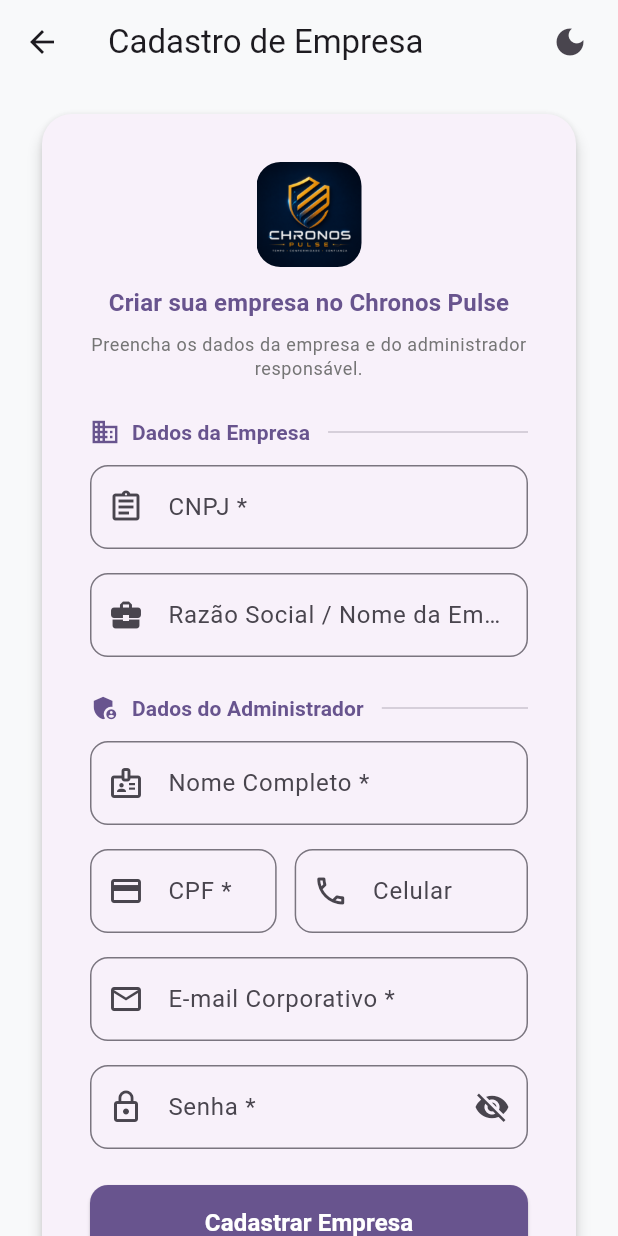
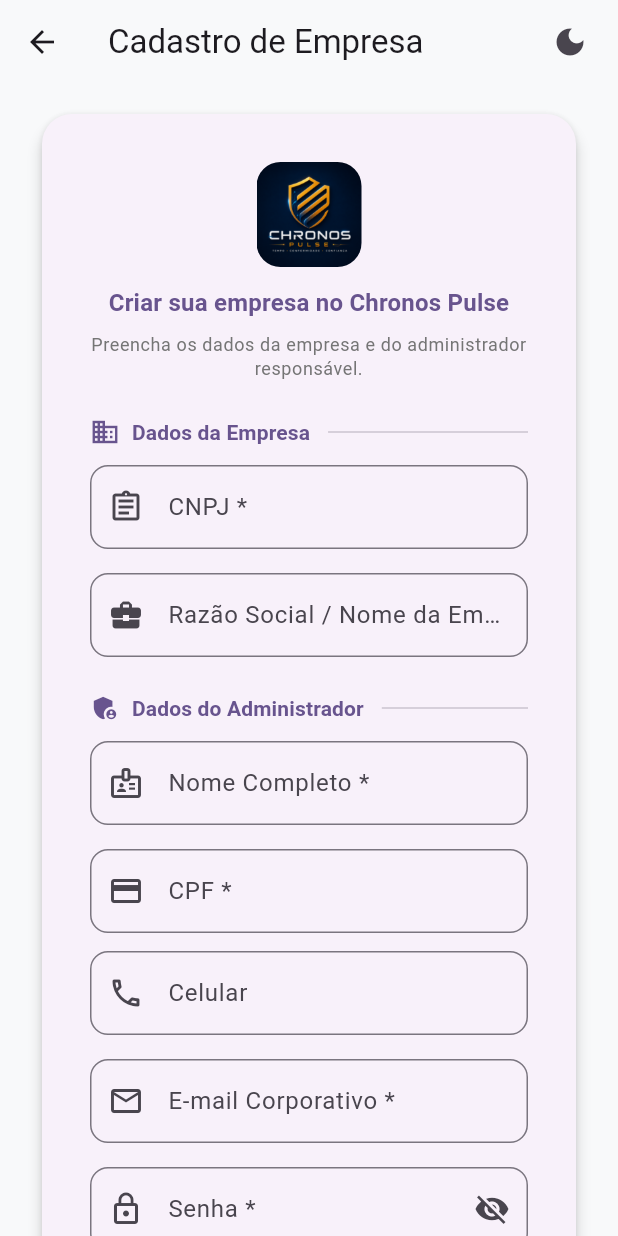
Before and after one commit to jess-dantas/chronos_pulse_app, a Flutter app: the CadastrarEmpresaScreen screen opened directly, on a phone screen of 412 x 824 dp. Run offline on Flutter 3.47's test engine with Material 3 defaults, Android fonts, the light colour scheme and no system bars; our stand-ins replace camera, dio, geolocator, local_auth, pdf, printing and 3 more; accounts and stored records are empty.

Commit message:
Responsividade tela cadastro: CPF em linha propria no mobile

```diff
--- a/lib/features/auth/presentation/screens/cadastrar_empresa_screen.dart
+++ b/lib/features/auth/presentation/screens/cadastrar_empresa_screen.dart
@@ -218,50 +218,29 @@ class _CadastrarEmpresaScreenState extends State<CadastrarEmpresaScreen> {
                         ),
                         const SizedBox(height: 16),
 
-                        Row(
-                          children: [
-                            Expanded(
-                              flex: 4,
-                              child: TextFormField(
-                                controller: _cpfController,
-                                keyboardType: TextInputType.number,
-                                inputFormatters: [CpfInputFormatter()],
-                                decoration: InputDecoration(
-                                  labelText: 'CPF *',
-                                  hintText: '000.000.000-00',
-                                  prefixIcon: const Icon(Icons.credit_card),
-                                  border: OutlineInputBorder(
-                                    borderRadius: BorderRadius.circular(12),
-                                  ),
-                                ),
-                                validator: (value) {
-                                  if (value == null || value.trim().isEmpty) {
-                                    return 'Informe o CPF';
-                                  }
-                                  if (!CpfInputFormatter.isValidLength(value)) {
-                                    return 'CPF deve ter 11 dígitos';
-                                  }
-                                  return null;
-                                },
-                              ),
-                            ),
-                            const SizedBox(width: 12),
-                            Expanded(
-                              flex: 5,
-                              child: TextFormField(
-                                controller: _celularController,
-                                keyboardType: TextInputType.phone,
-                                decoration: InputDecoration(
-                                  labelText: 'Celular',
-                                  hintText: '(00) 00000-0000',
-                                  prefixIcon: const Icon(Icons.phone_outlined),
-                                  border: OutlineInputBorder(
-                                    borderRadius: BorderRadius.circular(12),
-                                  ),
-                                ),
-                              ),
-                            ),
-                          ],
+                        LayoutBuilder(
+                          builder: (context, constraints) {
+                            final empilhar = constraints.maxWidth < 500;
+                            final cpfField = _buildCpfField();
+                            final celularField = _buildCelularField();
+                            if (empilhar) {
+                              return Column(
+                                crossAxisAlignment: CrossAxisAlignment.stretch,
+                                children: [
+                                  cpfField,
+                                  const SizedBox(height: 12),
+                                  celularField,
+                                ],
+                              );
+                            }
+                            return Row(
+                              children: [
+                                Expanded(flex: 4, child: cpfField),
+                                const SizedBox(width: 12),
+                                Expanded(flex: 5, child: celularField),
+                              ],
+                            );
+                          },
                         ),
                         const SizedBox(height: 16),
 
@@ -367,6 +346,46 @@ class _CadastrarEmpresaScreenState extends State<CadastrarEmpresaScreen> {
     );
   }
 
+  Widget _buildCpfField() {
+    return TextFormField(
+      controller: _cpfController,
+      keyboardType: TextInputType.number,
+      inputFormatters: [CpfInputFormatter()],
+      decoration: InputDecoration(
+        labelText: 'CPF *',
+        hintText: '000.000.000-00',
+        prefixIcon: const Icon(Icons.credit_card),
+        border: OutlineInputBorder(
+          borderRadius: BorderRadius.circular(12),
+        ),
+      ),
+      validator: (value) {
+        if (value == null || value.trim().isEmpty) {
+          return 'Informe o CPF';
+        }
+        if (!CpfInputFormatter.isValidLength(value)) {
+          return 'CPF deve ter 11 dígitos';
+        }
+        return null;
+      },
+    );
+  }
+
+  Widget _buildCelularField() {
+    return TextFormField(
+      controller: _celularController,
+      keyboardType: TextInputType.phone,
+      decoration: InputDecoration(
+        labelText: 'Celular',
+        hintText: '(00) 00000-0000',
+        prefixIcon: const Icon(Icons.phone_outlined),
+        border: OutlineInputBorder(
+          borderRadius: BorderRadius.circular(12),
+        ),
+      ),
+    );
+  }
+
   Widget _buildSectionHeader(BuildContext context, String title, IconData icon) {
     final colorScheme = Theme.of(context).colorScheme;
     return Row(
```
